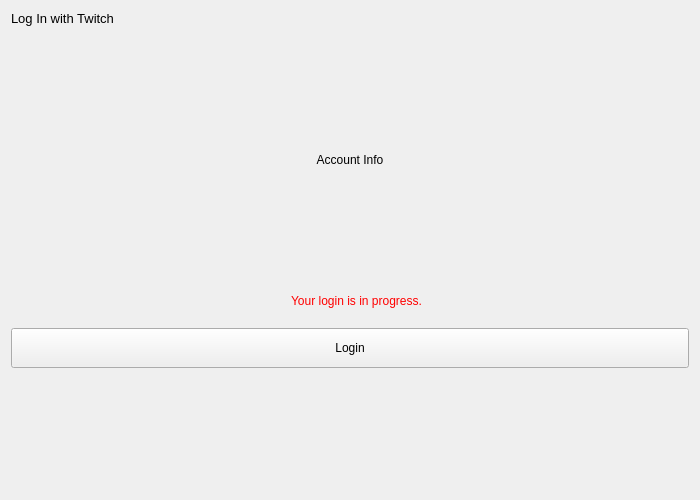
Old version of the form resources/ui/account.ui in the repository devhotteok/TwitchLink.
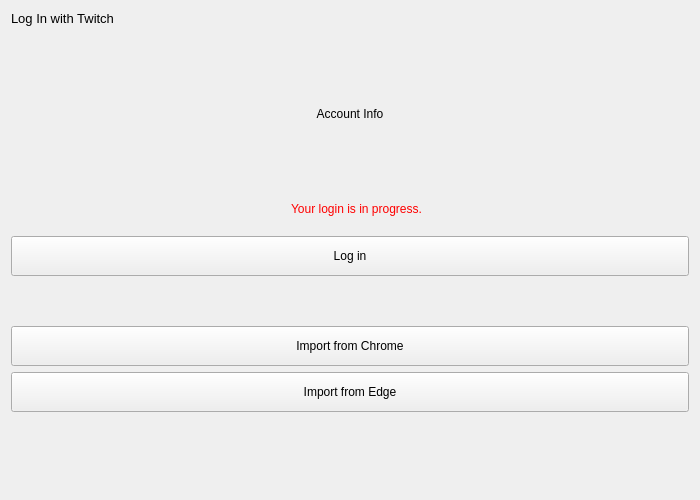
New version of the form. The open tabs and pages were chosen to show the change. Icons and pictures are not drawn.

```diff
--- a/resources/ui/account.ui
+++ b/resources/ui/account.ui
@@ -216,7 +216,7 @@
                  </size>
                 </property>
                 <property name="text">
-                 <string>Login</string>
+                 <string>Log in</string>
                 </property>
                </widget>
               </item>
@@ -266,6 +266,63 @@
             </widget>
            </widget>
           </item>
+          <item>
+           <spacer name="verticalSpacer_1">
+            <property name="orientation">
+             <enum>Qt::Vertical</enum>
+            </property>
+            <property name="sizeHint" stdset="0">
+             <size>
+              <width>0</width>
+              <height>30</height>
+             </size>
+            </property>
+           </spacer>
+          </item>
+          <item>
+           <widget class="QWidget" name="importAccountArea" native="true">
+            <layout class="QVBoxLayout" name="importAccountAreaLayout">
+             <property name="leftMargin">
+              <number>0</number>
+             </property>
+             <property name="topMargin">
+              <number>0</number>
+             </property>
+             <property name="rightMargin">
+              <number>0</number>
+             </property>
+             <property name="bottomMargin">
+              <number>0</number>
+             </property>
+             <item>
+              <widget class="QPushButton" name="importFromChromeButton">
+               <property name="minimumSize">
+                <size>
+                 <width>0</width>
+                 <height>40</height>
+                </size>
+               </property>
+               <property name="text">
+                <string>Import from Chrome</string>
+               </property>
+              </widget>
+             </item>
+             <item>
+              <widget class="QPushButton" name="importFromEdgeButton">
+               <property name="minimumSize">
+                <size>
+                 <width>0</width>
+                 <height>40</height>
+                </size>
+               </property>
+               <property name="text">
+                <string>Import from Edge</string>
+               </property>
+              </widget>
+             </item>
+            </layout>
+           </widget>
+          </item>
          </layout>
         </widget>
        </item>
```
Left out of the diff: 5 changed lines with no effect on the pictures.
